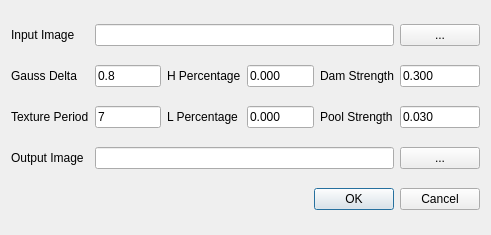
lidar-nevermore/tGis, file Plugins/tGis.Segmentation/form/SegmentationDialog.ui: the form before one commit.
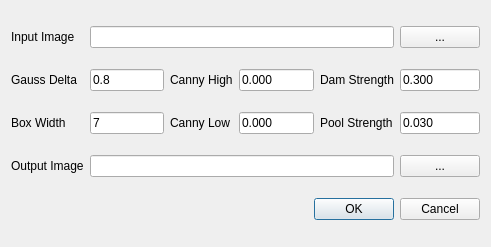
The form after the commit.

Commit message: 算法名称 参数名称

Patch:
```diff
--- a/Plugins/tGis.Segmentation/form/SegmentationDialog.ui
+++ b/Plugins/tGis.Segmentation/form/SegmentationDialog.ui
@@ -7,7 +7,7 @@
     <x>0</x>
     <y>0</y>
     <width>491</width>
-    <height>235</height>
+    <height>247</height>
    </rect>
   </property>
   <property name="windowTitle">
@@ -38,7 +38,7 @@
    <item row="2" column="2">
     <widget class="QLabel" name="label_5">
      <property name="text">
-      <string>L Percentage</string>
+      <string>Canny Low</string>
      </property>
     </widget>
    </item>
@@ -59,7 +59,7 @@
    <item row="2" column="0">
     <widget class="QLabel" name="label_4">
      <property name="text">
-      <string>Texture Period</string>
+      <string>Box Width</string>
      </property>
     </widget>
    </item>
@@ -139,7 +139,7 @@
    <item row="1" column="2">
     <widget class="QLabel" name="label_6">
      <property name="text">
-      <string>H Percentage</string>
+      <string>Canny High</string>
      </property>
     </widget>
    </item>
```
Left out of the diff: 2 changed lines with no effect on the pictures. The commit also changes 1 other file.
